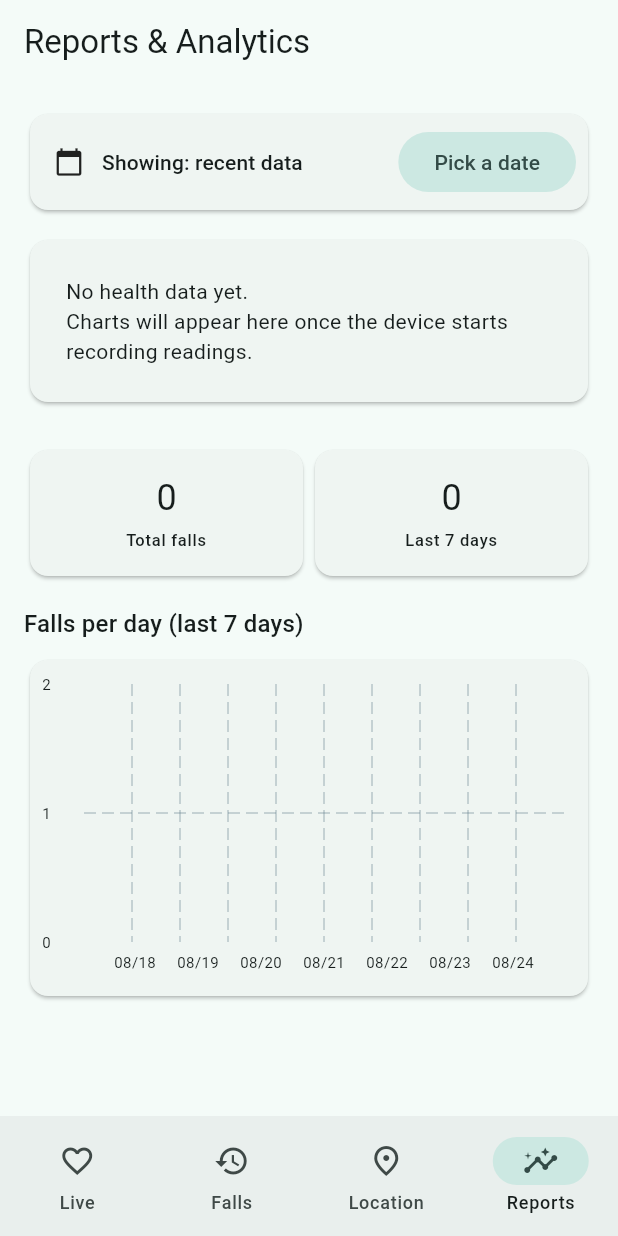
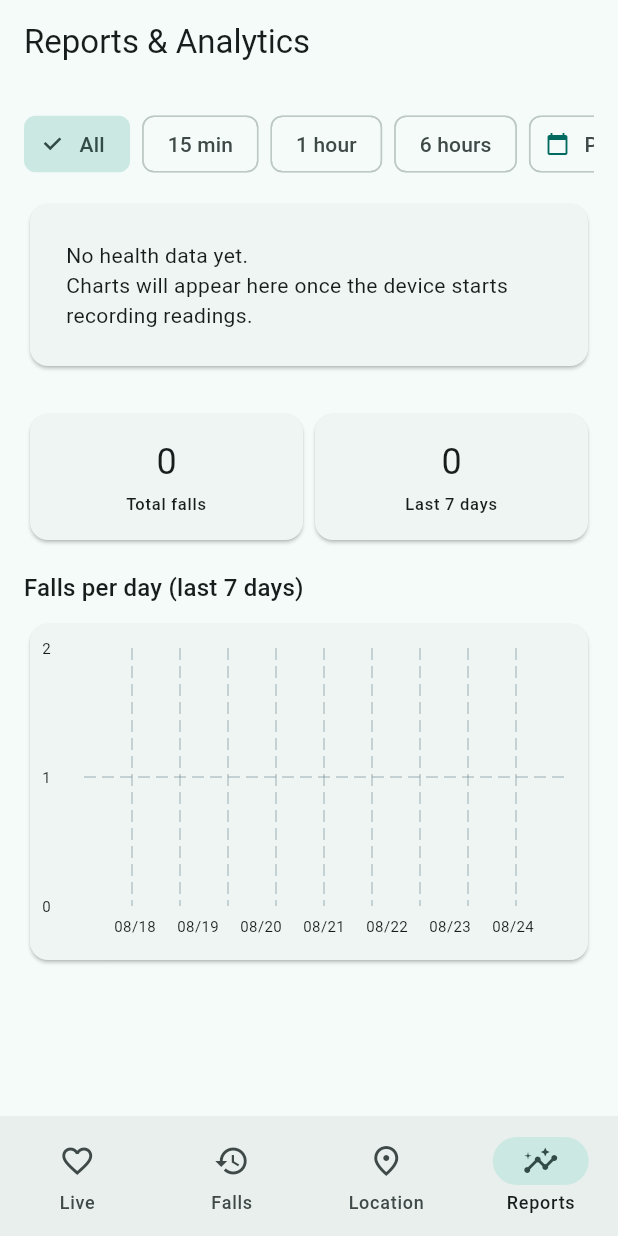
Before and after one commit to tanbl123/IoT-Assignment, a Flutter app: the screen it shows after launch, item 4 of the bottom bar chosen, on a phone screen of 412 x 824 dp. Run offline on Flutter 3.47's test engine with Material 3 defaults, Android fonts, the phone set to English and light mode, and no system bars; drawn by our look-alikes of fl_chart; our stand-ins replace firebase_core, firebase_database; accounts and stored records are empty.

Commit message:
app: time-window selector on Reports (15 min / 1 hour / 6 hours / day)
Replace the single day picker with quick range chips (All, 15 min, 1 hour,
6 hours) plus a date chip, so a caregiver can zoom into a specific stretch
instead of only a whole day. Charts auto-scale their time axis to the
selected window.

Co-Authored-By: Claude Opus 4.8 <noreply@anthropic.com>
Claude-Session: https://claude.ai/code/session_01Ux7pz8uXbHCdssvzBXgtGk

```diff
--- a/flutter-app/lib/screens/analytics_screen.dart
+++ b/flutter-app/lib/screens/analytics_screen.dart
@@ -19,14 +19,8 @@ class AnalyticsScreen extends StatefulWidget {
 
 class _AnalyticsScreenState extends State<AnalyticsScreen> {
   final DatabaseService _db = DatabaseService();
-  DateTime? _selectedDay; // null = recent data (default)
-
-  bool get _selectedIsToday {
-    final d = _selectedDay;
-    if (d == null) return false;
-    final now = DateTime.now();
-    return d.year == now.year && d.month == now.month && d.day == now.day;
-  }
+  String _mode = "all"; // all | 15m | 1h | 6h | date
+  DateTime? _selectedDay; // used when _mode == "date"
 
   Future<void> _pickDate() async {
     final now = DateTime.now();
@@ -36,16 +30,93 @@ class _AnalyticsScreenState extends State<AnalyticsScreen> {
       firstDate: DateTime(2024),
       lastDate: now,
     );
-    if (picked != null) setState(() => _selectedDay = picked);
+    if (picked != null) {
+      setState(() {
+        _selectedDay = picked;
+        _mode = "date";
+      });
+    }
   }
 
-  List<Vitals> _filterByDay(List<Vitals> data) {
+  /// Filter readings by the selected window (relative to now) or a specific day.
+  List<Vitals> _filter(List<Vitals> data) {
+    final now = DateTime.now();
+    switch (_mode) {
+      case "15m":
+        return data
+            .where((v) => now.difference(v.time) <= const Duration(minutes: 15))
+            .toList();
+      case "1h":
+        return data
+            .where((v) => now.difference(v.time) <= const Duration(hours: 1))
+            .toList();
+      case "6h":
+        return data
+            .where((v) => now.difference(v.time) <= const Duration(hours: 6))
+            .toList();
+      case "date":
         final d = _selectedDay;
         if (d == null) return data;
         return data.where((v) {
           final t = v.time;
           return t.year == d.year && t.month == d.month && t.day == d.day;
         }).toList();
+      default:
+        return data;
+    }
+  }
+
+  String get _emptyMsg {
+    switch (_mode) {
+      case "15m":
+        return "No readings in the last 15 minutes.";
+      case "1h":
+        return "No readings in the last hour.";
+      case "6h":
+        return "No readings in the last 6 hours.";
+      case "date":
+        return _selectedDay == null
+            ? "No readings for the selected day."
+            : "No readings recorded on "
+                "${DateFormat.yMMMEd().format(_selectedDay!)}.";
+      default:
+        return "No health data yet.\n"
+            "Charts will appear here once the device starts recording readings.";
+    }
+  }
+
+  Widget _rangeBar() {
+    Widget chip(String label, String mode) => Padding(
+          padding: const EdgeInsets.only(right: 8),
+          child: ChoiceChip(
+            label: Text(label),
+            selected: _mode == mode,
+            onSelected: (_) => setState(() => _mode = mode),
+          ),
+        );
+    final dateLabel = _mode == "date" && _selectedDay != null
+        ? DateFormat.MMMd().format(_selectedDay!)
+        : "Pick a date";
+    return SingleChildScrollView(
+      scrollDirection: Axis.horizontal,
+      child: Row(
+        children: [
+          chip("All", "all"),
+          chip("15 min", "15m"),
+          chip("1 hour", "1h"),
+          chip("6 hours", "6h"),
+          Padding(
+            padding: const EdgeInsets.only(right: 8),
+            child: ChoiceChip(
+              avatar: const Icon(Icons.calendar_today, size: 16),
+              label: Text(dateLabel),
+              selected: _mode == "date",
+              onSelected: (_) => _pickDate(),
+            ),
+          ),
+        ],
+      ),
+    );
   }
 
   @override
@@ -58,35 +129,8 @@ class _AnalyticsScreenState extends State<AnalyticsScreen> {
           child: ListView(
             padding: const EdgeInsets.all(16),
             children: [
-          // ---------- Date selector ----------
-          Card(
-            child: Padding(
-              padding: const EdgeInsets.fromLTRB(16, 8, 8, 8),
-              child: Row(
-                children: [
-                  const Icon(Icons.calendar_today, size: 20),
-                  const SizedBox(width: 12),
-                  Expanded(
-                    child: Text(
-                      _selectedDay == null
-                          ? "Showing: recent data"
-                          : "Showing: ${DateFormat.yMMMEd().format(_selectedDay!)}",
-                      style: Theme.of(context).textTheme.titleSmall,
-                    ),
-                  ),
-                  if (_selectedDay != null && !_selectedIsToday)
-                    TextButton(
-                      onPressed: () => setState(() => _selectedDay = null),
-                      child: const Text("Recent"),
-                    ),
-                  FilledButton.tonal(
-                    onPressed: _pickDate,
-                    child: const Text("Pick a date"),
-                  ),
-                ],
-              ),
-            ),
-          ),
+          // ---------- Time range selector ----------
+          _rangeBar(),
           const SizedBox(height: 12),
 
           // ---------- Vitals section ----------
@@ -96,15 +140,9 @@ class _AnalyticsScreenState extends State<AnalyticsScreen> {
               if (snap.connectionState == ConnectionState.waiting) {
                 return const _Loading();
               }
-              final data = _filterByDay(snap.data ?? []);
+              final data = _filter(snap.data ?? []);
               if (data.isEmpty) {
-                return _EmptyCard(
-                  _selectedDay == null
-                      ? "No health data yet.\n"
-                          "Charts will appear here once the device starts recording readings."
-                      : "No readings recorded on "
-                          "${DateFormat.yMMMEd().format(_selectedDay!)}.",
-                );
+                return _EmptyCard(_emptyMsg);
               }
               final avgHr = _avg(data.map((v) => v.hr));
               final avgSpo2 = _avg(data.map((v) => v.spo2));
```
Lines whose indentation alone changed are shown as unchanged.
